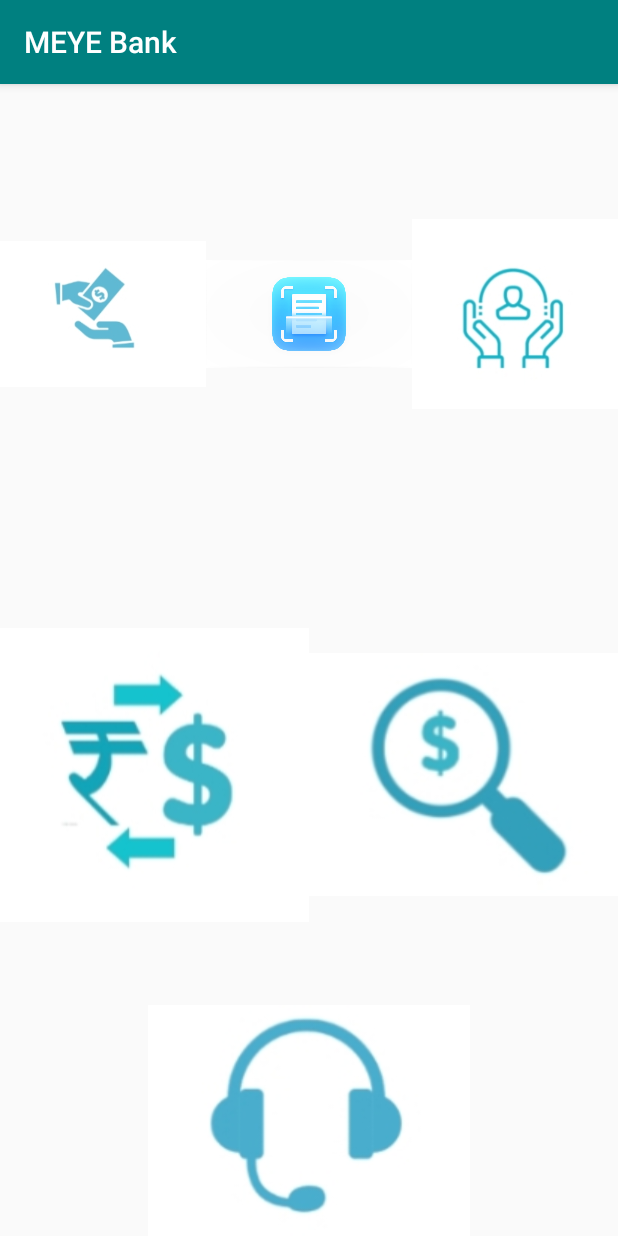
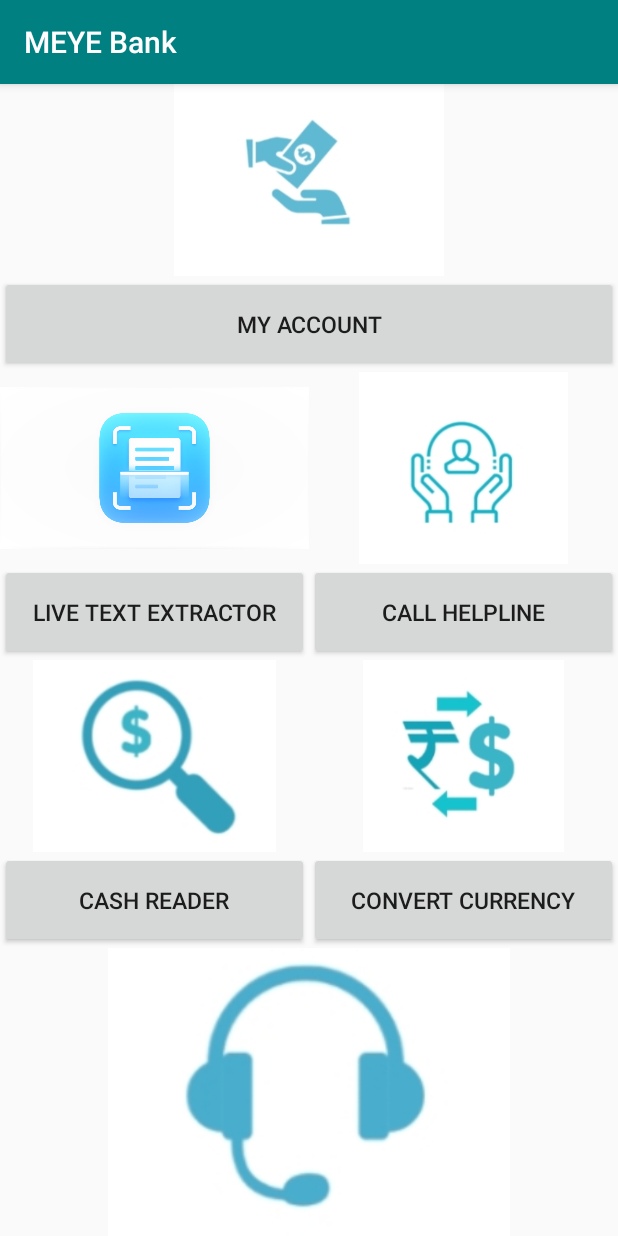
Before and after one commit to osho-agyeya/Cash-gradhackhsbc, an Android app: the MainActivity screen opened directly, with no data from a screen before it, on a phone screen of 412 x 824 dp. Run offline under Robolectric (Android 15) with nearby library versions, the phone set to English and light mode, and no system bars.

Commit message:
this is final which had been shown to the judges

```diff
--- a/app/src/main/res/layout/activity_main.xml
+++ b/app/src/main/res/layout/activity_main.xml
@@ -6,7 +6,7 @@
     android:layout_height="match_parent"
     tools:context=".MainActivity"
     android:orientation="vertical"
-    android:weightSum="5"
+    android:weightSum="4"
     >
 
     <TextView
@@ -20,19 +20,44 @@
         android:visibility="gone"
         />
 
+    <LinearLayout
+
+        android:layout_width="match_parent"
+        android:layout_height="0dp"
+        android:orientation="vertical"
+        android:layout_weight="1"
+        android:weightSum="3">
+
+        <ImageView
+            android:layout_width="match_parent"
+            android:layout_height="0dp"
+            android:layout_weight="2"
+            android:src="@drawable/myaccount" />
+
+
+            <Button
+                android:textSize="15sp"
+                android:layout_width="match_parent"
+                android:layout_height="0dp"
+                android:layout_weight="1"
+                android:text="my account"
+                />
+
+        </LinearLayout>
+
+    <LinearLayout
+        android:layout_width="match_parent"
+        android:layout_height="0dp"
+        android:orientation="vertical"
+        android:layout_weight="1"
+        android:weightSum="3">
 
     <LinearLayout
         android:layout_width="match_parent"
         android:layout_height="0dp"
         android:orientation="horizontal"
         android:layout_weight="2"
-        android:weightSum="3">
-
-        <ImageView
-            android:layout_height="match_parent"
-            android:layout_width="0dp"
-            android:layout_weight="1"
-            android:src="@drawable/myaccount" />
+        android:weightSum="2">
 
         <ImageView
             android:layout_width="0dp"
@@ -45,6 +70,35 @@
             android:layout_width="0dp"
             android:layout_weight="1"
             android:src="@drawable/callhelpline"/>
+    </LinearLayout>
+
+        <LinearLayout
+            android:layout_width="match_parent"
+            android:layout_height="0dp"
+            android:layout_weight="1"
+            android:orientation="horizontal"
+            android:weightSum="2">
+
+            <Button
+                android:layout_width="0dp"
+                android:layout_weight="1"
+                android:layout_height="match_parent"
+                android:text="live text extractor"
+                android:textSize="15sp"
+                />
+
+
+            <Button
+                android:layout_width="0dp"
+                android:layout_height="match_parent"
+                android:layout_weight="1"
+                android:text="call helpline"
+                android:textSize="15sp"
+                />
+
+        </LinearLayout>
+
+
 
 
 
@@ -53,34 +107,61 @@
     <LinearLayout
         android:layout_width="match_parent"
         android:layout_height="0dp"
+        android:orientation="vertical"
+        android:layout_weight="1"
+        android:weightSum="3">
+
+        <LinearLayout
+            android:layout_width="match_parent"
+            android:layout_height="0dp"
             android:orientation="horizontal"
             android:layout_weight="2"
             android:weightSum="2">
-
-
-
-        <ImageView
-            android:layout_width="0dp"
-            android:layout_height="match_parent"
-            android:layout_weight="1"
-            android:src="@drawable/currency_converter" />
-
 
             <ImageView
                 android:layout_width="0dp"
                 android:layout_height="match_parent"
                 android:layout_weight="1"
                 android:src="@drawable/cash_reader" />
+
+            <ImageView
+                android:layout_height="match_parent"
+                android:layout_width="0dp"
+                android:layout_weight="1"
+                android:src="@drawable/currency_converter"/>
         </LinearLayout>
 
         <LinearLayout
-
             android:layout_width="match_parent"
             android:layout_height="0dp"
-        android:orientation="vertical"
             android:layout_weight="1"
-        android:weightSum="1">
+            android:orientation="horizontal"
+            android:weightSum="2">
 
+            <Button
+                android:layout_width="0dp"
+                android:layout_weight="1"
+                android:layout_height="match_parent"
+                android:text="cash reader"
+                android:textSize="15sp"
+                />
+
+
+            <Button
+                android:layout_width="0dp"
+                android:layout_height="match_parent"
+                android:layout_weight="1"
+                android:text="convert currency"
+                android:textSize="15sp"
+                />
+
+        </LinearLayout>
+
+
+
+
+
+    </LinearLayout>
 
 
         <ImageView
@@ -91,7 +172,6 @@
             android:onClick="getSpeechInput"
             android:src="@drawable/mic" />
 
-    </LinearLayout>
 
 
 </LinearLayout>
```
Lines whose indentation alone changed are shown as unchanged.
